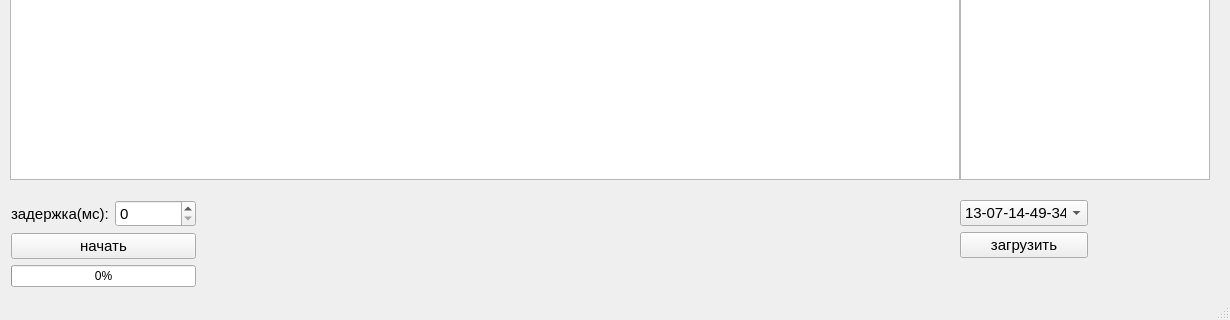
Plata-04/MDevostator, file untitled.ui: the form before one commit; both pictures show x 0 to 1230 and y 370 to 690 of the 1230 by 690 pixel window.
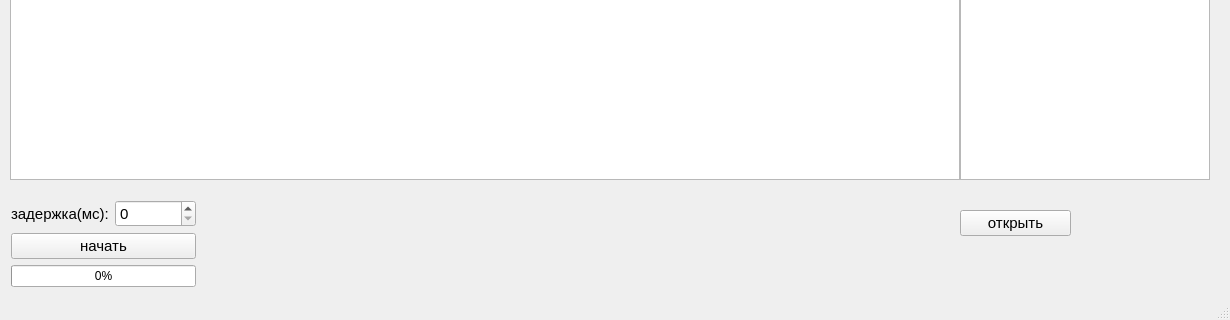
The form after the commit.

Diff of the .ui file:
```diff
--- a/untitled.ui
+++ b/untitled.ui
@@ -112,44 +112,6 @@
      <string>ссылки</string>
     </property>
    </widget>
-   <widget class="QWidget" name="layoutWidget">
-    <property name="geometry">
-     <rect>
-      <x>960</x>
-      <y>570</y>
-      <width>128</width>
-      <height>58</height>
-     </rect>
-    </property>
-    <layout class="QVBoxLayout" name="verticalLayout_2">
-     <item>
-      <widget class="QComboBox" name="comboBox">
-       <property name="font">
-        <font>
-         <pointsize>11</pointsize>
-        </font>
-       </property>
-       <item>
-        <property name="text">
-         <string>13-07-14-49-34</string>
-        </property>
-       </item>
-      </widget>
-     </item>
-     <item>
-      <widget class="QPushButton" name="pushButton_2">
-       <property name="font">
-        <font>
-         <pointsize>11</pointsize>
-        </font>
-       </property>
-       <property name="text">
-        <string>загрузить</string>
-       </property>
-      </widget>
-     </item>
-    </layout>
-   </widget>
    <widget class="QWidget" name="layoutWidget">
     <property name="geometry">
      <rect>
@@ -209,6 +171,24 @@
      </item>
     </layout>
    </widget>
+   <widget class="QPushButton" name="open_">
+    <property name="geometry">
+     <rect>
+      <x>960</x>
+      <y>580</y>
+      <width>111</width>
+      <height>26</height>
+     </rect>
+    </property>
+    <property name="font">
+     <font>
+      <pointsize>11</pointsize>
+     </font>
+    </property>
+    <property name="text">
+     <string>открыть</string>
+    </property>
+   </widget>
   </widget>
   <widget class="QStatusBar" name="statusbar"/>
  </widget>
```
Left out of the diff: 2 changed lines with no effect on the pictures.
